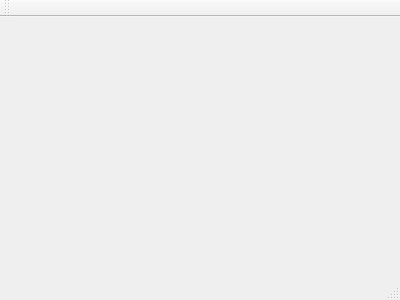
Before: the Qt Designer form Logic_Simulator/mainwindow.ui in amr-essam95/Logic_Gate_Simulator, drawn with Qt 5.
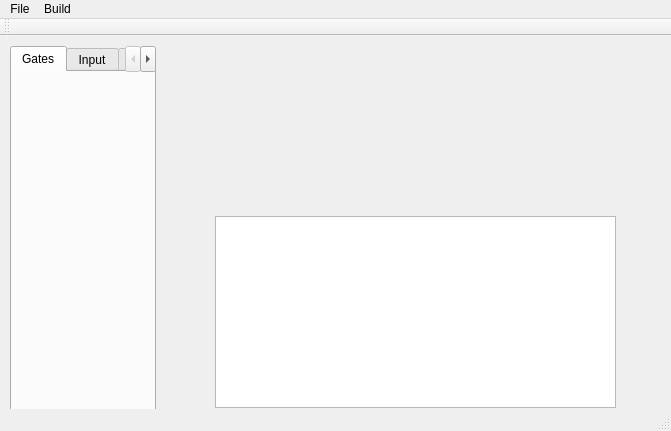
After: the same form once the commit is applied.

The edit to the form file:
```diff
--- a/Logic_Simulator/mainwindow.ui
+++ b/Logic_Simulator/mainwindow.ui
@@ -1,24 +1,146 @@
 <ui version="4.0">
  <class>MainWindow</class>
- <widget class="QMainWindow" name="MainWindow" >
-  <property name="geometry" >
+ <widget class="QMainWindow" name="MainWindow">
+  <property name="geometry">
    <rect>
     <x>0</x>
     <y>0</y>
-    <width>400</width>
-    <height>300</height>
+    <width>671</width>
+    <height>431</height>
    </rect>
   </property>
-  <property name="windowTitle" >
+  <property name="sizePolicy">
+   <sizepolicy hsizetype="MinimumExpanding" vsizetype="Preferred">
+    <horstretch>0</horstretch>
+    <verstretch>0</verstretch>
+   </sizepolicy>
+  </property>
+  <property name="windowTitle">
    <string>MainWindow</string>
   </property>
-  <widget class="QMenuBar" name="menuBar" />
-  <widget class="QToolBar" name="mainToolBar" />
-  <widget class="QWidget" name="centralWidget" />
-  <widget class="QStatusBar" name="statusBar" />
+  <widget class="QWidget" name="centralWidget">
+   <widget class="QWidget" name="verticalLayoutWidget">
+    <property name="geometry">
+     <rect>
+      <x>-1</x>
+      <y>-1</y>
+      <width>168</width>
+      <height>391</height>
+     </rect>
+    </property>
+    <layout class="QVBoxLayout" name="ControlPalette">
+     <item>
+      <widget class="QTabWidget" name="tabWidget">
+       <property name="sizePolicy">
+        <sizepolicy hsizetype="Minimum" vsizetype="Expanding">
+         <horstretch>0</horstretch>
+         <verstretch>0</verstretch>
+        </sizepolicy>
+       </property>
+       <property name="currentIndex">
+        <number>0</number>
+       </property>
+       <widget class="QWidget" name="gatePalette">
+        <attribute name="title">
+         <string>Gates</string>
+        </attribute>
+       </widget>
+       <widget class="QWidget" name="inputPalette_2">
+        <attribute name="title">
+         <string>Input</string>
+        </attribute>
+       </widget>
+       <widget class="QWidget" name="outputPalette_2">
+        <attribute name="title">
+         <string>Output</string>
+        </attribute>
+       </widget>
+      </widget>
+     </item>
+    </layout>
+   </widget>
+   <widget class="QWidget" name="verticalLayoutWidget_2">
+    <property name="geometry">
+     <rect>
+      <x>209</x>
+      <y>19</y>
+      <width>411</width>
+      <height>131</height>
+     </rect>
+    </property>
+    <layout class="QVBoxLayout" name="verticalLayout"/>
+   </widget>
+   <widget class="QGraphicsView" name="graphicsView">
+    <property name="geometry">
+     <rect>
+      <x>215</x>
+      <y>180</y>
+      <width>401</width>
+      <height>192</height>
+     </rect>
+    </property>
+   </widget>
+  </widget>
+  <widget class="QMenuBar" name="menuBar">
+   <property name="geometry">
+    <rect>
+     <x>0</x>
+     <y>0</y>
+     <width>671</width>
+     <height>21</height>
+    </rect>
+   </property>
+   <widget class="QMenu" name="menuFile">
+    <property name="title">
+     <string>File</string>
+    </property>
+    <addaction name="actionOpen"/>
+    <addaction name="actionSave"/>
+   </widget>
+   <widget class="QMenu" name="menuBuild">
+    <property name="title">
+     <string>Build</string>
+    </property>
+    <addaction name="actionBuild"/>
+    <addaction name="actionRun"/>
+   </widget>
+   <addaction name="menuFile"/>
+   <addaction name="menuBuild"/>
+  </widget>
+  <widget class="QToolBar" name="mainToolBar">
+   <property name="autoFillBackground">
+    <bool>false</bool>
+   </property>
+   <attribute name="toolBarArea">
+    <enum>TopToolBarArea</enum>
+   </attribute>
+   <attribute name="toolBarBreak">
+    <bool>false</bool>
+   </attribute>
+  </widget>
+  <widget class="QStatusBar" name="statusBar"/>
+  <action name="actionOpen">
+   <property name="text">
+    <string>Open</string>
+   </property>
+  </action>
+  <action name="actionSave">
+   <property name="text">
+    <string>Save</string>
+   </property>
+  </action>
+  <action name="actionBuild">
+   <property name="text">
+    <string>Build</string>
+   </property>
+  </action>
+  <action name="actionRun">
+   <property name="text">
+    <string>Run</string>
+   </property>
+  </action>
  </widget>
- <layoutDefault spacing="6" margin="11" />
- <pixmapfunction></pixmapfunction>
+ <layoutdefault spacing="6" margin="11"/>
  <resources/>
  <connections/>
 </ui>
```
Left out of the diff: 1 changed line with no effect on the pictures.
